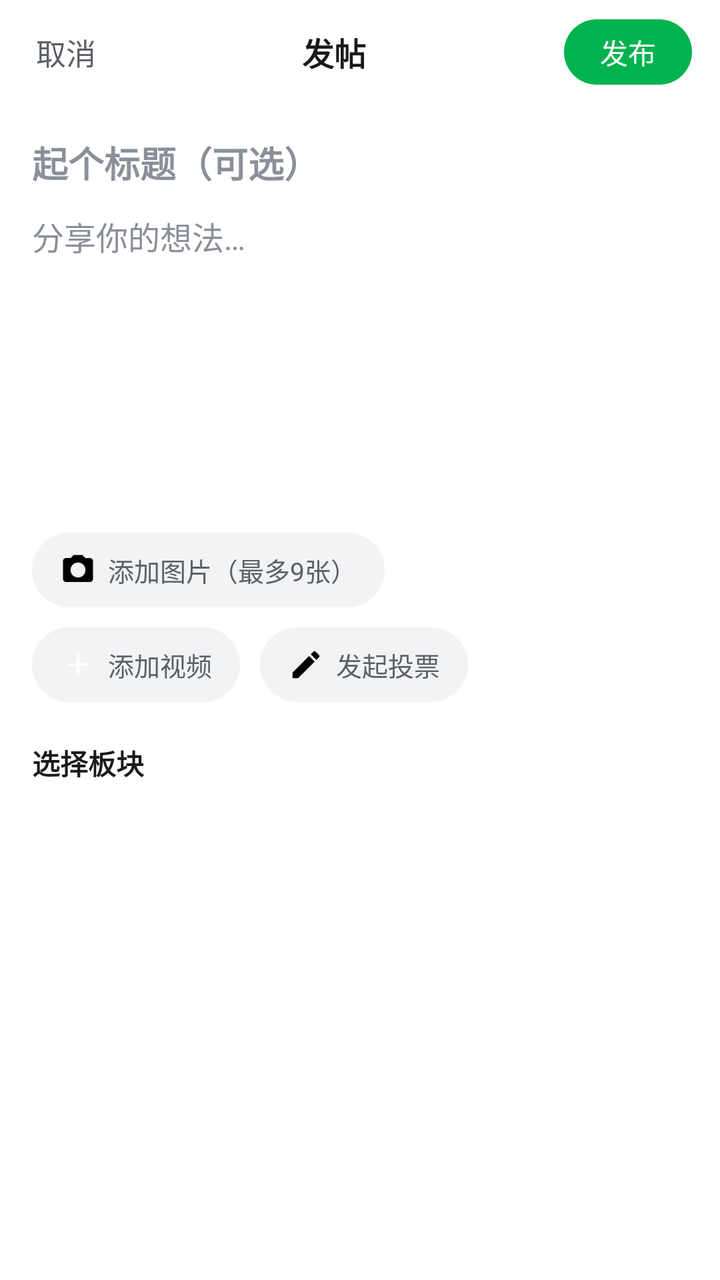
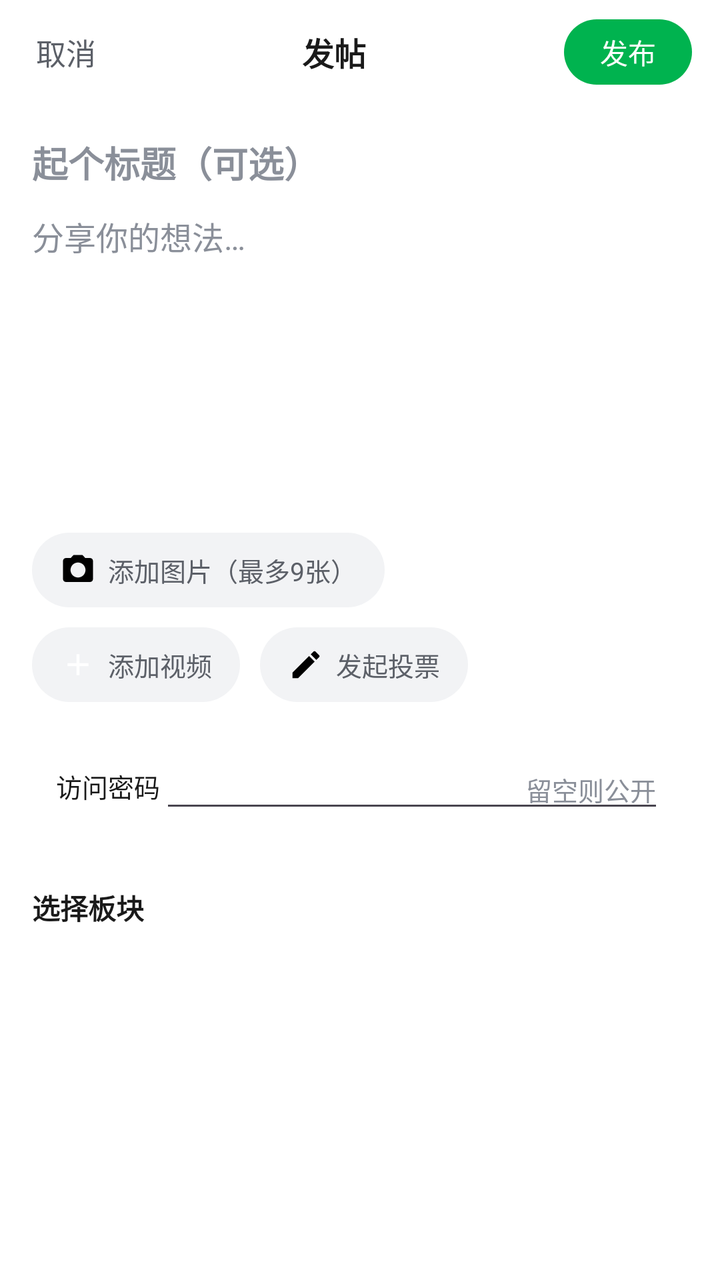

An Android layout rendered at two revisions. The XML below is the earlier revision; the diff shows what the commit changed to produce the second picture.
<!-- AndroidManifest.xml: application theme Theme.Xiaomu -->
<!-- res/layout/activity_publish.xml -->
<?xml version="1.0" encoding="utf-8"?>
<LinearLayout xmlns:android="http://schemas.android.com/apk/res/android"
    android:layout_width="match_parent"
    android:layout_height="match_parent"
    android:background="@color/bg"
    android:orientation="vertical">

    <LinearLayout
        android:layout_width="match_parent"
        android:layout_height="52dp"
        android:background="@color/white"
        android:gravity="center_vertical"
        android:orientation="horizontal"
        android:paddingStart="14dp"
        android:paddingEnd="14dp">

        <TextView
            android:id="@+id/btn_cancel"
            android:layout_width="wrap_content"
            android:layout_height="wrap_content"
            android:padding="4dp"
            android:text="取消"
            android:textColor="@color/text_sub"
            android:textSize="15sp" />

        <TextView
            android:layout_width="0dp"
            android:layout_height="wrap_content"
            android:layout_weight="1"
            android:gravity="center"
            android:text="发帖"
            android:textColor="@color/text"
            android:textSize="16sp"
            android:textStyle="bold" />

        <TextView
            android:id="@+id/btn_publish"
            android:layout_width="wrap_content"
            android:layout_height="wrap_content"
            android:background="@drawable/bg_btn_green"
            android:paddingStart="18dp"
            android:paddingTop="6dp"
            android:paddingEnd="18dp"
            android:paddingBottom="6dp"
            android:text="发布"
            android:textColor="@color/white"
            android:textSize="14sp" />
    </LinearLayout>

    <ScrollView
        android:layout_width="match_parent"
        android:layout_height="0dp"
        android:layout_weight="1"
        android:fillViewport="true">

        <LinearLayout
            android:layout_width="match_parent"
            android:layout_height="wrap_content"
            android:background="@color/white"
            android:orientation="vertical"
            android:padding="16dp">

            <EditText
                android:id="@+id/et_title"
                android:layout_width="match_parent"
                android:layout_height="wrap_content"
                android:background="@null"
                android:hint="起个标题（可选）"
                android:maxLength="100"
                android:textColorHint="@color/muted"
                android:textSize="18sp"
                android:textStyle="bold" />

            <EditText
                android:id="@+id/et_content"
                android:layout_width="match_parent"
                android:layout_height="wrap_content"
                android:layout_marginTop="12dp"
                android:background="@null"
                android:gravity="top|start"
                android:hint="分享你的想法…"
                android:lineSpacingExtra="4dp"
                android:minHeight="140dp"
                android:textColorHint="@color/muted"
                android:textSize="16sp" />

            <LinearLayout
                android:id="@+id/image_box"
                android:layout_width="match_parent"
                android:layout_height="wrap_content"
                android:layout_marginTop="10dp"
                android:orientation="horizontal" />

            <LinearLayout
                android:id="@+id/btn_pick"
                android:layout_width="wrap_content"
                android:layout_height="wrap_content"
                android:layout_marginTop="10dp"
                android:background="@drawable/bg_search"
                android:gravity="center_vertical"
                android:orientation="horizontal"
                android:paddingStart="14dp"
                android:paddingTop="9dp"
                android:paddingEnd="14dp"
                android:paddingBottom="9dp">

                <ImageView
                    android:layout_width="18dp"
                    android:layout_height="18dp"
                    android:src="@drawable/ic_camera" />

                <TextView
                    android:layout_width="wrap_content"
                    android:layout_height="wrap_content"
                    android:layout_marginStart="6dp"
                    android:text="添加图片（最多9张）"
                    android:textColor="@color/text_sub"
                    android:textSize="13sp" />
            </LinearLayout>

            <TextView
                android:id="@+id/tv_video"
                android:layout_width="match_parent"
                android:layout_height="wrap_content"
                android:layout_marginTop="10dp"
                android:background="@drawable/bg_search"
                android:padding="12dp"
                android:textColor="@color/green"
                android:textSize="13sp"
                android:visibility="gone" />

            <LinearLayout
                android:layout_width="match_parent"
                android:layout_height="wrap_content"
                android:layout_marginTop="10dp"
                android:orientation="horizontal">

                <LinearLayout
                    android:id="@+id/btn_pick_video"
                    android:layout_width="wrap_content"
                    android:layout_height="wrap_content"
                    android:background="@drawable/bg_search"
                    android:gravity="center_vertical"
                    android:orientation="horizontal"
                    android:paddingStart="14dp"
                    android:paddingTop="9dp"
                    android:paddingEnd="14dp"
                    android:paddingBottom="9dp">

                    <ImageView
                        android:layout_width="18dp"
                        android:layout_height="18dp"
                        android:src="@drawable/ic_add" />

                    <TextView
                        android:layout_width="wrap_content"
                        android:layout_height="wrap_content"
                        android:layout_marginStart="6dp"
                        android:text="添加视频"
                        android:textColor="@color/text_sub"
                        android:textSize="13sp" />
                </LinearLayout>

                <LinearLayout
                    android:id="@+id/btn_poll"
                    android:layout_width="wrap_content"
                    android:layout_height="wrap_content"
                    android:layout_marginStart="10dp"
                    android:background="@drawable/bg_search"
                    android:gravity="center_vertical"
                    android:orientation="horizontal"
                    android:paddingStart="14dp"
                    android:paddingTop="9dp"
                    android:paddingEnd="14dp"
                    android:paddingBottom="9dp">

                    <ImageView
                        android:layout_width="18dp"
                        android:layout_height="18dp"
                        android:src="@drawable/ic_edit" />

                    <TextView
                        android:id="@+id/tv_poll"
                        android:layout_width="wrap_content"
                        android:layout_height="wrap_content"
                        android:layout_marginStart="6dp"
                        android:text="发起投票"
                        android:textColor="@color/text_sub"
                        android:textSize="13sp" />
                </LinearLayout>
            </LinearLayout>

            <LinearLayout
                android:id="@+id/ll_poll"
                android:layout_width="match_parent"
                android:layout_height="wrap_content"
                android:layout_marginTop="10dp"
                android:background="@drawable/bg_card"
                android:orientation="vertical"
                android:padding="12dp"
                android:visibility="gone">

                <TextView
                    android:layout_width="wrap_content"
                    android:layout_height="wrap_content"
                    android:text="投票选项（2-10 个）"
                    android:textColor="@color/text_sub"
                    android:textSize="12sp" />

                <EditText
                    android:id="@+id/et_opt1"
                    android:layout_width="match_parent"
                    android:layout_height="wrap_content"
                    android:hint="选项 1"
                    android:textColorHint="@color/muted"
                    android:textSize="14sp" />

                <EditText
                    android:id="@+id/et_opt2"
                    android:layout_width="match_parent"
                    android:layout_height="wrap_content"
                    android:hint="选项 2"
                    android:textColorHint="@color/muted"
                    android:textSize="14sp" />

                <LinearLayout
                    android:id="@+id/opt_box"
                    android:layout_width="match_parent"
                    android:layout_height="wrap_content"
                    android:orientation="vertical" />

                <TextView
                    android:id="@+id/btn_add_opt"
                    android:layout_width="wrap_content"
                    android:layout_height="wrap_content"
                    android:layout_marginTop="6dp"
                    android:text="+ 添加选项"
                    android:textColor="@color/green"
                    android:textSize="13sp" />
            </LinearLayout>

            <TextView
                android:layout_width="wrap_content"
                android:layout_height="wrap_content"
                android:layout_marginTop="20dp"
                android:text="选择板块"
                android:textColor="@color/text"
                android:textSize="14sp"
                android:textStyle="bold" />

            <HorizontalScrollView
                android:layout_width="match_parent"
                android:layout_height="wrap_content"
                android:layout_marginTop="10dp"
                android:scrollbars="none">

                <LinearLayout
                    android:id="@+id/board_row"
                    android:layout_width="wrap_content"
                    android:layout_height="wrap_content"
                    android:orientation="horizontal" />
            </HorizontalScrollView>
        </LinearLayout>
    </ScrollView>
</LinearLayout>
<!-- resources referenced by this layout -->
<resources>
  <color name="bg">#F2F3F5</color>
  <color name="green">#00B34F</color>
  <color name="muted">#8A8F99</color>
  <color name="text">#1A1A1A</color>
  <color name="text_sub">#5C6068</color>
  <color name="white">#FFFFFF</color>
  <!-- drawable bg_btn_green (drawable) -->
  <?xml version="1.0" encoding="utf-8"?>
  <shape xmlns:android="http://schemas.android.com/apk/res/android" android:shape="rectangle">
      <solid android:color="@color/green"/>
      <corners android:radius="24dp"/>
  </shape>
  <!-- drawable bg_card (drawable) -->
  <?xml version="1.0" encoding="utf-8"?>
  <shape xmlns:android="http://schemas.android.com/apk/res/android" android:shape="rectangle">
      <solid android:color="@color/white"/>
      <corners android:radius="12dp"/>
  </shape>
  <!-- drawable bg_search (drawable) -->
  <?xml version="1.0" encoding="utf-8"?>
  <shape xmlns:android="http://schemas.android.com/apk/res/android" android:shape="rectangle">
      <solid android:color="#F2F3F5"/>
      <corners android:radius="22dp"/>
  </shape>
  <!-- drawable ic_add (drawable) -->
  <vector xmlns:android="http://schemas.android.com/apk/res/android" android:width="24dp" android:height="24dp" android:viewportWidth="24" android:viewportHeight="24">
      <path android:fillColor="#FFFFFFFF" android:pathData="M19,13h-6v6h-2v-6H5v-2h6V5h2v6h6v2z"/>
  </vector>
  <!-- drawable ic_camera (drawable) -->
  <vector xmlns:android="http://schemas.android.com/apk/res/android" android:width="24dp" android:height="24dp" android:viewportWidth="24" android:viewportHeight="24">
      <path android:fillColor="#FF000000" android:pathData="M9,2L7.17,4H4c-1.1,0 -2,0.9 -2,2v12c0,1.1 0.9,2 2,2h16c1.1,0 2,-0.9 2,-2V6c0,-1.1 -0.9,-2 -2,-2h-3.17L15,2H9zM12,17c-2.76,0 -5,-2.24 -5,-5s2.24,-5 5,-5 5,2.24 5,5 -2.24,5 -5,5z"/>
  </vector>
  <!-- drawable ic_edit (drawable) -->
  <vector xmlns:android="http://schemas.android.com/apk/res/android" android:width="24dp" android:height="24dp" android:viewportWidth="24" android:viewportHeight="24">
      <path android:fillColor="#FF000000" android:pathData="M3,17.25V21h3.75L17.81,9.94l-3.75,-3.75L3,17.25zM20.71,7.04c0.39,-0.39 0.39,-1.02 0,-1.41l-2.34,-2.34c-0.39,-0.39 -1.02,-0.39 -1.41,0l-1.83,1.83 3.75,3.75 1.83,-1.83z"/>
  </vector>
  <style name="Theme.Xiaomu" parent="Theme.Material3.Light.NoActionBar">
          <item name="colorPrimary">@color/green</item>
          <item name="colorPrimaryDark">@color/green_dark</item>
          <item name="colorOnPrimary">@color/white</item>
          <item name="android:statusBarColor">@color/white</item>
          <item name="android:windowLightStatusBar">true</item>
          <item name="android:navigationBarColor">@color/white</item>
          <item name="android:windowBackground">@color/bg</item>
          <item name="android:textColorPrimary">@color/text</item>
          <item name="materialAlertDialogTheme">@style/Theme.Xiaomu.Dialog</item>
      </style>
  <color name="green_dark">#009B45</color>
  <style name="Theme.Xiaomu.Dialog" parent="ThemeOverlay.Material3.MaterialAlertDialog">
          <item name="colorPrimary">@color/green</item>
      </style>
</resources>

<!-- the commit's change to res/layout/activity_publish.xml (unified diff, before → after) -->
@@ -239,6 +239,36 @@
                     android:textSize="13sp" />
             </LinearLayout>
 
+            <LinearLayout
+                android:layout_width="match_parent"
+                android:layout_height="wrap_content"
+                android:layout_marginTop="12dp"
+                android:background="@drawable/bg_card"
+                android:gravity="center_vertical"
+                android:orientation="horizontal"
+                android:padding="12dp">
+
+                <TextView
+                    android:layout_width="wrap_content"
+                    android:layout_height="wrap_content"
+                    android:text="访问密码"
+                    android:textColor="@color/text"
+                    android:textSize="13sp" />
+
+                <EditText
+                    android:id="@+id/et_password"
+                    android:layout_width="0dp"
+                    android:layout_height="wrap_content"
+                    android:layout_weight="1"
+                    android:gravity="end"
+                    android:hint="留空则公开"
+                    android:inputType="text"
+                    android:maxLength="50"
+                    android:textColor="@color/text"
+                    android:textColorHint="@color/muted"
+                    android:textSize="13sp" />
+            </LinearLayout>
+
             <TextView
                 android:layout_width="wrap_content"
                 android:layout_height="wrap_content"
